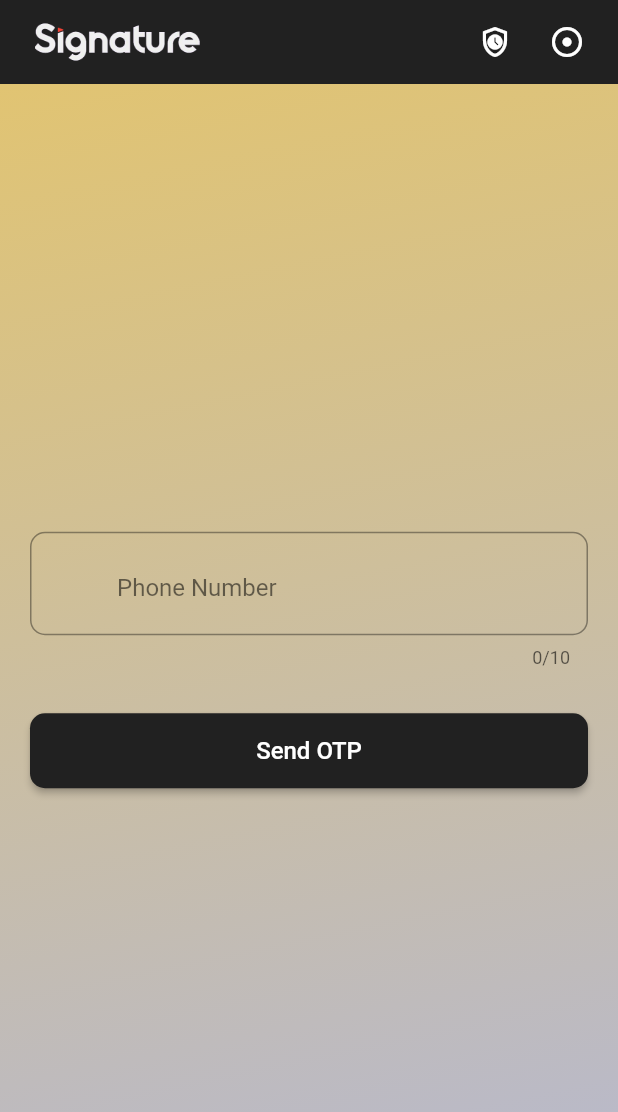
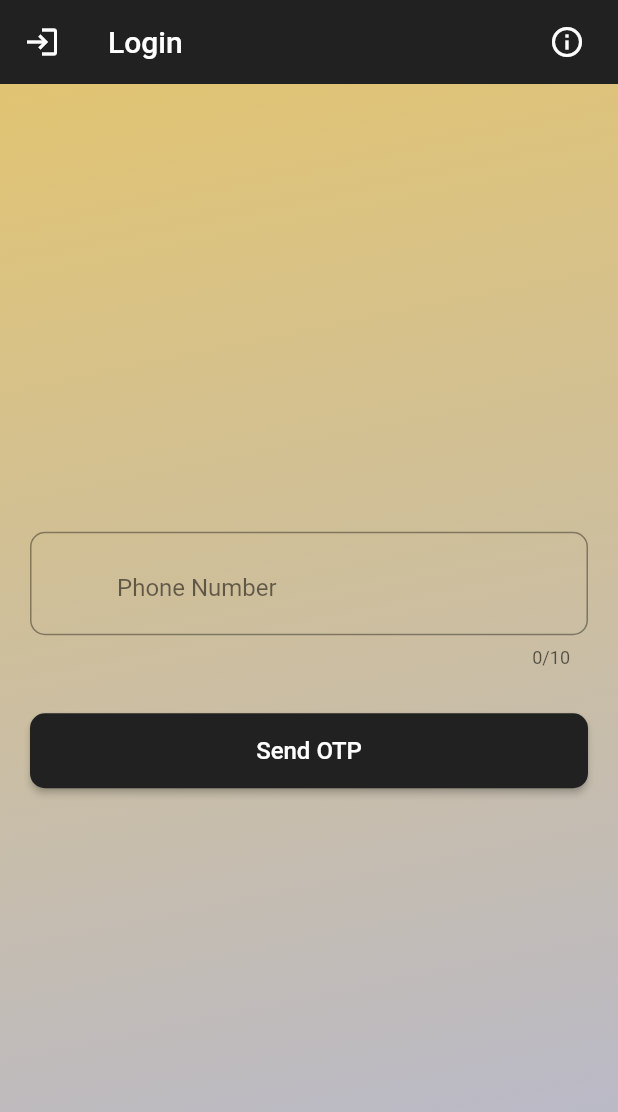
Before and after one commit to kstar0707/signature-passwordless-auth, a Flutter app: the Login screen opened directly, on a phone screen of 412 x 824 dp. Shown: the top 1112 px of the screen. Run offline on Flutter 3.47's test engine with Material 2 defaults, Android fonts, the light colour scheme and no system bars; our stand-ins replace firebase_auth, firebase_core, fluttertoast; missing offline and left inert: onboarding; accounts and stored records are empty.

Commit message:
fixes little design issues

```diff
--- a/lib/main.dart
+++ b/lib/main.dart
@@ -20,7 +20,7 @@ class MyApp extends StatelessWidget {
       debugShowCheckedModeBanner: false,
       title: 'Signature',
       theme: ThemeData(
-        primarySwatch: Colors.indigo,
+        primarySwatch: Colors.grey,
         visualDensity: VisualDensity.adaptivePlatformDensity,
       ),
       home: globals.isFirstTime
--- a/lib/views/login.dart
+++ b/lib/views/login.dart
@@ -27,27 +27,15 @@ class _LoginState extends State<Login> {
   Widget build(BuildContext context) {
     return Scaffold(
       appBar: AppBar(
-        backgroundColor: Colors.black87,
+        backgroundColor: Colors.grey[900],
         elevation: 0,
-        title: Padding(
-          padding: const EdgeInsets.only(left: 7),
-          child: Image.asset(
-            'assets/images/signature.png',
-            height: 25,
-          ),
-        ),
+        title: const Text('Login',
+            style: TextStyle(
+              color: Colors.white,
+            )),
         actions: [
           IconButton(
-            icon: const Icon(Icons.safety_check_outlined),
-            onPressed: () {
-              Navigator.push(
-                context,
-                MaterialPageRoute(builder: (context) => const Activities()),
-              );
-            },
-          ),
-          IconButton(
-            icon: const Icon(Icons.adjust_rounded),
+            icon: const Icon(Icons.info_outline, color: Colors.white),
             onPressed: () {
               Navigator.push(
                 context,
@@ -57,6 +45,12 @@ class _LoginState extends State<Login> {
           ),
           const Padding(padding: EdgeInsets.only(right: 10)),
         ],
+        leading: IconButton(
+          icon: const Icon(Icons.login, color: Colors.white),
+          onPressed: () {
+            // Navigator.pop(context);
+          },
+        ),
       ),
       body: SizedBox(
         height: MediaQuery.of(context).size.height,
--- a/lib/views/onboarding.dart
+++ b/lib/views/onboarding.dart
@@ -45,7 +45,7 @@ class _OnBoardingState extends State<OnBoarding> {
                         child: Align(
                           alignment: Alignment.centerLeft,
                           child: Text(
-                            'One method for\nmultiple websites.',
+                            'One method for\nmultiple websites',
                             textScaleFactor: 1.3,
                             textHeightBehavior: TextHeightBehavior(
                                 applyHeightToFirstAscent: false),
@@ -66,6 +66,9 @@ class _OnBoardingState extends State<OnBoarding> {
                           ),
                         ),
                       ),
+                      const SizedBox(
+                        height: 40,
+                      )
                     ],
                   ),
                 ),
@@ -103,7 +106,7 @@ class _OnBoardingState extends State<OnBoarding> {
                     child: Align(
                       alignment: Alignment.centerLeft,
                       child: Text(
-                        'Login with Biometrics',
+                        'Login with\nBiometrics',
                         textScaleFactor: 1.3,
                         style: pageTitleStyle,
                         textAlign: TextAlign.left,
@@ -122,6 +125,9 @@ class _OnBoardingState extends State<OnBoarding> {
                       ),
                     ),
                   ),
+                  const SizedBox(
+                    height: 40,
+                  )
                 ],
               ),
             ),
@@ -157,7 +163,7 @@ class _OnBoardingState extends State<OnBoarding> {
                     child: Align(
                       alignment: Alignment.centerLeft,
                       child: Text(
-                        'Safe and Secure',
+                        'Secure and\nPrivate',
                         textScaleFactor: 1.3,
                         style: pageTitleStyle,
                         textAlign: TextAlign.left,
@@ -176,6 +182,9 @@ class _OnBoardingState extends State<OnBoarding> {
                       ),
                     ),
                   ),
+                  const SizedBox(
+                    height: 40,
+                  )
                 ],
               ),
             ),
@@ -203,7 +212,6 @@ class _OnBoardingState extends State<OnBoarding> {
             index = 2;
             setIndex(2);
           }
-          globals.isFirstTime = false;
         },
         child: const Padding(
           padding: defaultSkipButtonPadding,
```
